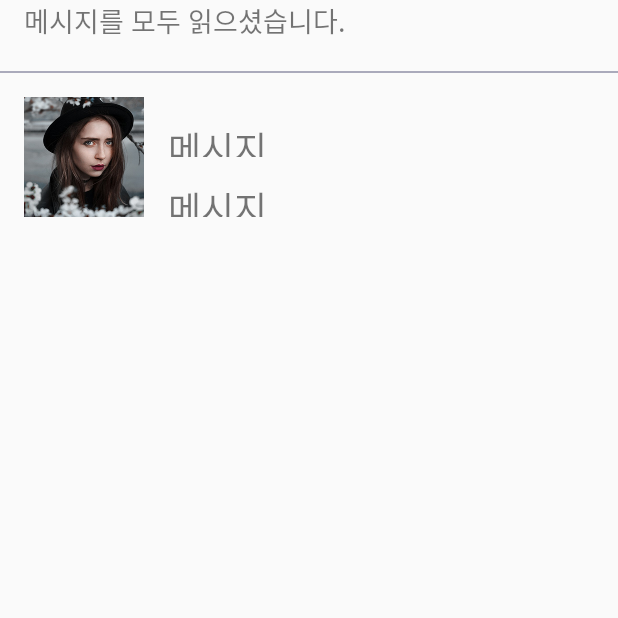
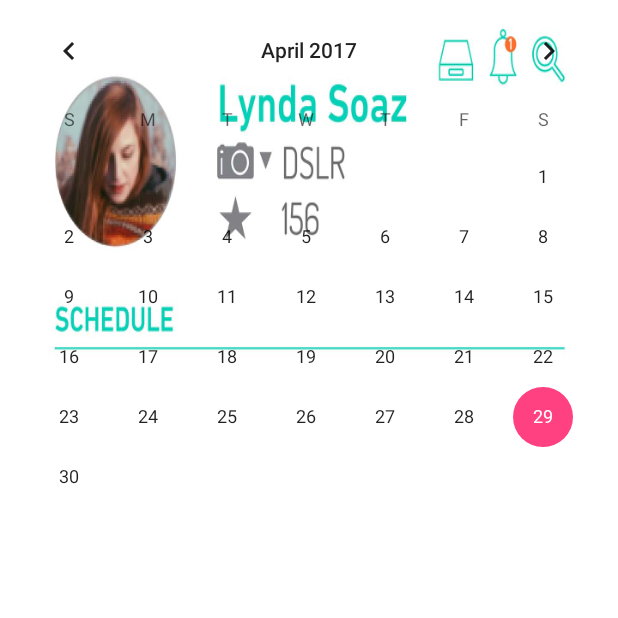
Before and after one commit to Curookie/startupwe-piccle, an Android app: the GiveMainActivity screen opened directly, with no data from a screen before it, on a phone screen of 412 x 824 dp, the top half of it. Run offline under Robolectric (Android 15) with nearby library versions, the phone set to English and light mode, and no system bars; 3 statements that could not run were skipped.

Commit message:
Merge branch 'master' of github.com:Curookie/startupwe-piccle
# Conflicts:
#	.gradle/3.3/taskArtifacts/fileHashes.bin
#	.gradle/3.3/taskArtifacts/fileSnapshots.bin
#	.gradle/3.3/taskArtifacts/taskArtifacts.bin
#	.gradle/3.3/taskArtifacts/taskArtifacts.lock
#	.gradle/3.3/tasks/_app_compileDebugJavaWithJavac/localClassSetAnalysis/localClassSetAnalysis.lock
#	.gradle/3.3/tasks/_app_compileDebugJavaWithJavac/localJarClasspathSnapshot/localJarClasspathSnapshot.lock

```diff
--- a/app/src/main/AndroidManifest.xml
+++ b/app/src/main/AndroidManifest.xml
@@ -8,13 +8,15 @@
         android:label="@string/app_name"
         android:supportsRtl="true"
         android:theme="@style/AppTheme">
-        <activity android:name=".MainActivity">
+        <activity android:name=".MainActivity"><intent-filter>
+            <action android:name="android.intent.action.MAIN" />
+            <category android:name="android.intent.category.LAUNCHER" />
+        </intent-filter>
         </activity>
         <activity android:name=".LoginActivity" />
         <activity android:name=".StartActivity" ></activity>
         <activity android:name=".JoinActivity" />
         <activity android:name=".GiveRegisterActivity">
-
         </activity>
         <activity android:name=".MakingReservationActivity" />
         <activity android:name=".ConfirmingReservation"></activity>
@@ -22,10 +24,7 @@
         <activity android:name=".GiveMainActivity"></activity>
         <activity android:name=".TakeMypageActivity" />
         <activity android:name=".ShowGiverListActivity">
-            <intent-filter>
-                <action android:name="android.intent.action.MAIN" />
-                <category android:name="android.intent.category.LAUNCHER" />
-            </intent-filter>
+
         </activity>
 
     </application>
--- a/app/src/main/java/piccle/startupwe/piccle/GiveMainActivity.java
+++ b/app/src/main/java/piccle/startupwe/piccle/GiveMainActivity.java
@@ -40,5 +40,24 @@ public class GiveMainActivity extends AppCompatActivity {
         TabHost.getTabWidget().getChildAt(2).setBackgroundColor(Color.parseColor("#aaaaaa"));
 
         TabHost.setCurrentTab(0);
+
+        TabHost.setOnTabChangedListener(new TabHost.OnTabChangeListener() {
+            @Override
+            public void onTabChanged(String s) {
+                if(s=="Message") {
+                    TabHost.getTabWidget().getChildAt(0).setBackgroundColor(Color.parseColor("#00CFB5"));
+                    TabHost.getTabWidget().getChildAt(1).setBackgroundColor(Color.parseColor("#aaaaaa"));
+                    TabHost.getTabWidget().getChildAt(2).setBackgroundColor(Color.parseColor("#aaaaaa"));
+                } else if(s=="Plan") {
+                    TabHost.getTabWidget().getChildAt(0).setBackgroundColor(Color.parseColor("#aaaaaa"));
+                    TabHost.getTabWidget().getChildAt(1).setBackgroundColor(Color.parseColor("#00CFB5"));
+                    TabHost.getTabWidget().getChildAt(2).setBackgroundColor(Color.parseColor("#aaaaaa"));
+                } else if(s=="Setting") {
+                    TabHost.getTabWidget().getChildAt(0).setBackgroundColor(Color.parseColor("#aaaaaa"));
+                    TabHost.getTabWidget().getChildAt(1).setBackgroundColor(Color.parseColor("#aaaaaa"));
+                    TabHost.getTabWidget().getChildAt(2).setBackgroundColor(Color.parseColor("#00CFB5"));
+                }
+            }
+        });
     }
 }
--- a/app/src/main/res/layout/activity_give_main.xml
+++ b/app/src/main/res/layout/activity_give_main.xml
@@ -30,65 +30,12 @@
                     android:layout_height="match_parent"
                     android:orientation="vertical">
 
-                    <TextView
-                        android:text="메시지를 모두 읽으셨습니다."
+                    <ImageView
                         android:layout_width="match_parent"
-                        android:layout_height="wrap_content"
-                        android:id="@+id/textView3"
-                        android:layout_marginLeft="16dp"
-                        android:textSize="18sp" />
-
-                    <View
-                        android:layout_marginTop="20dp"
-                        android:layout_width="fill_parent"
-                        android:layout_height="1dip"
-                        android:background="#FFaaaabb"
-                        />
-
-                    <LinearLayout
-                        android:orientation="horizontal"
-                        android:layout_width="wrap_content"
-                        android:layout_height="wrap_content"
-                        android:layout_margin="16dp">
-
-                        <ImageView
-                            android:layout_width="80dp"
-                            android:layout_height="80dp"
-                            app:srcCompat="@drawable/img_peo1"
-                            android:id="@+id/imageView2"
-                            android:layout_weight="1" />
-
-                        <LinearLayout
-                            android:orientation="vertical"
-                            android:layout_width="match_parent"
-                            android:layout_height="match_parent"
-                            android:layout_weight="1">
-
-                            <TextView
-                                android:text="메시지"
-                                android:layout_width="match_parent"
-                                android:layout_height="wrap_content"
-                                android:id="@+id/textView"
-                                android:layout_marginLeft="16dp"
-                                android:layout_marginTop="16dp"
-                                android:layout_weight="1"
-                                android:textSize="24dip" />
-
-                            <TextView
-                                android:text="메시지"
-                                android:layout_width="match_parent"
-                                android:layout_height="wrap_content"
-                                android:id="@+id/textView5"
-                                android:layout_marginLeft="16dp"
-                                android:layout_marginTop="16dp"
-                                android:layout_weight="1"
-                                android:textSize="24dip" />
-                        </LinearLayout>
-
-                    </LinearLayout>
-
+                        android:layout_height="match_parent"
+                        android:id="@+id/imageView2"
+                        android:background="@mipmap/messageimg" />
                 </LinearLayout>
-
 
 
                 <LinearLayout
@@ -96,6 +43,22 @@
                     android:layout_width="match_parent"
                     android:layout_height="match_parent"
                     android:orientation="vertical">
+
+                    <RelativeLayout
+                        android:layout_width="match_parent"
+                        android:layout_height="match_parent">
+
+                        <ImageView
+                            android:layout_width="match_parent"
+                            android:layout_height="match_parent"
+                            android:id="@+id/imageView4"
+                            android:background="@mipmap/schedule" />
+
+                        <CalendarView
+                            android:layout_width="match_parent"
+                            android:layout_height="match_parent"
+                            android:id="@+id/calendarView" />
+                    </RelativeLayout>
 
                 </LinearLayout>
 
```
Also changed, not shown: app/src/main/res/mipmap-xxhdpi/messageimg.jpg, app/src/main/res/mipmap-xxhdpi/schedule.jpg.
